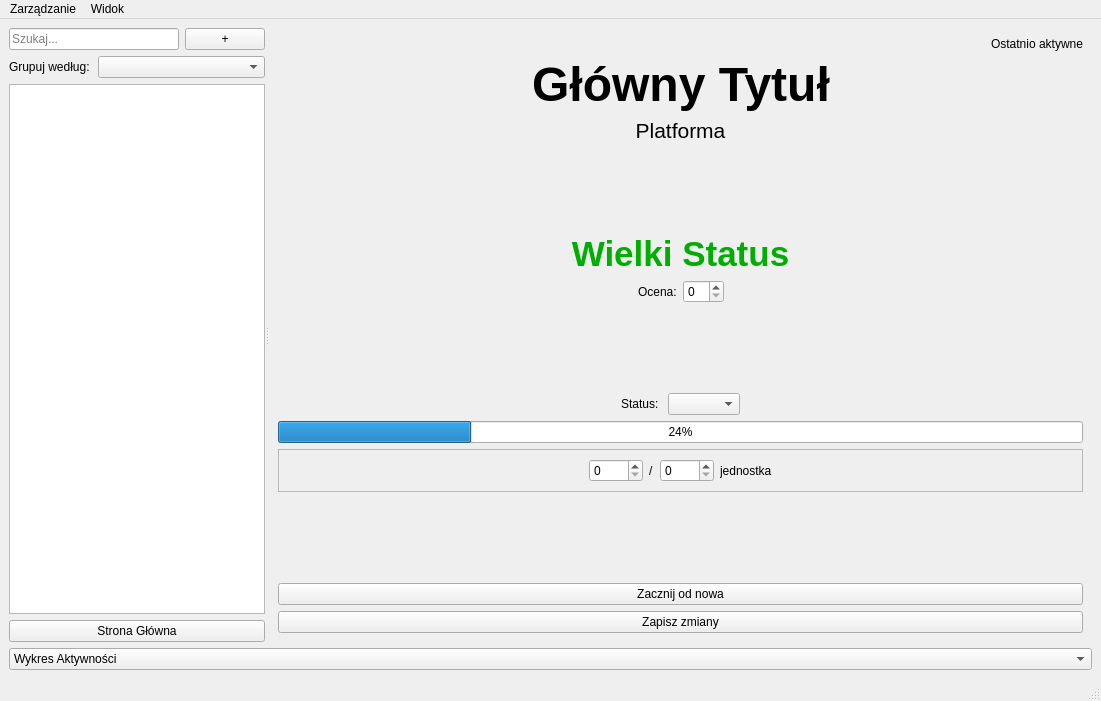
First picture: the form in ui/mainwindow.ui, repository Janek2230/CML, before the edit.
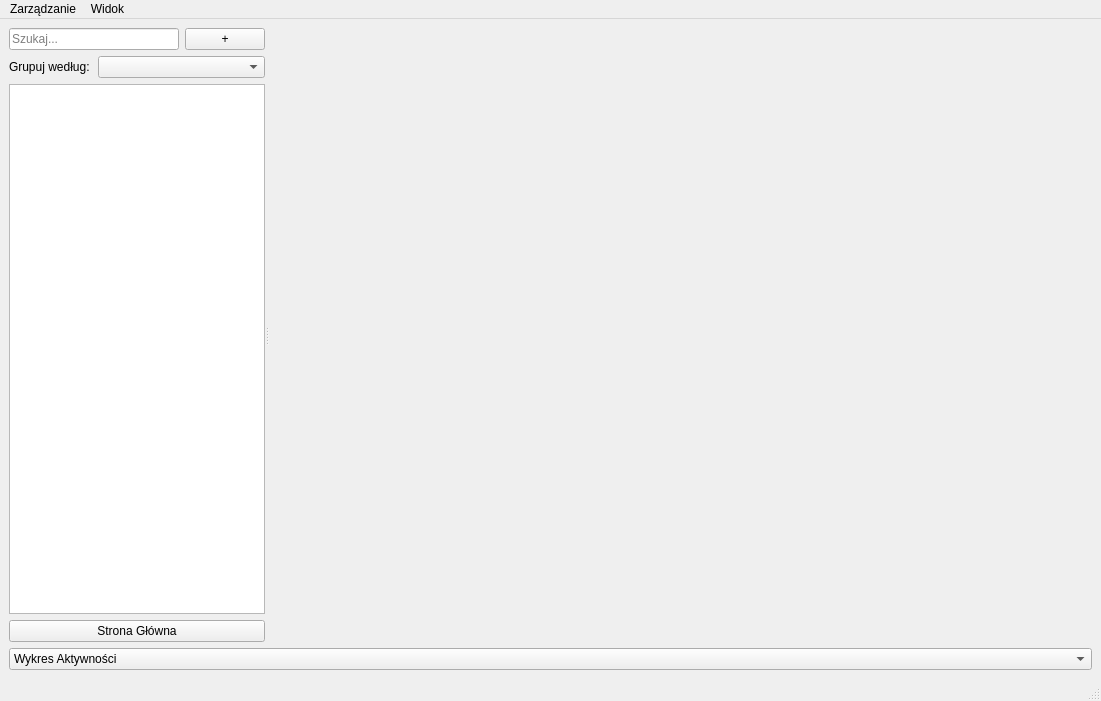
Second picture: the form after the edit. The open tabs and pages were chosen to show the change. Custom widgets are drawn as their Qt base class.

Commit message: Widget statystyk przeniesiony

What changed in the file:
```diff
--- a/ui/mainwindow.ui
+++ b/ui/mainwindow.ui
@@ -148,318 +148,7 @@
         <layout class="QGridLayout" name="gridLayout_6"/>
        </widget>
        <widget class="QWidget" name="page_2">
-        <layout class="QGridLayout" name="gridLayout_5">
-         <item row="0" column="0">
-          <layout class="QVBoxLayout" name="verticalLayout">
-           <item>
-            <widget class="QLabel" name="lblDetaleDaty">
-             <property name="text">
-              <string>Ostatnio aktywne</string>
-             </property>
-             <property name="alignment">
-              <set>Qt::AlignmentFlag::AlignRight|Qt::AlignmentFlag::AlignTop|Qt::AlignmentFlag::AlignTrailing</set>
-             </property>
-            </widget>
-           </item>
-           <item>
-            <layout class="QGridLayout" name="gridLayout_4">
-             <item row="1" column="2">
-              <spacer name="horizontalSpacer_21">
-               <property name="orientation">
-                <enum>Qt::Orientation::Horizontal</enum>
-               </property>
-               <property name="sizeHint" stdset="0">
-                <size>
-                 <width>40</width>
-                 <height>20</height>
-                </size>
-               </property>
-              </spacer>
-             </item>
-             <item row="1" column="1">
-              <widget class="QLabel" name="lblDetaleTytul">
-               <property name="font">
-                <font>
-                 <pointsize>36</pointsize>
-                 <bold>true</bold>
-                </font>
-               </property>
-               <property name="text">
-                <string>&lt;html&gt;&lt;head/&gt;&lt;body&gt;&lt;p align=&quot;center&quot;&gt;&lt;span style=&quot; font-size:36pt; font-weight:700;&quot;&gt;Główny Tytuł&lt;/span&gt;&lt;/p&gt;&lt;/body&gt;&lt;/html&gt;</string>
-               </property>
-               <property name="alignment">
-                <set>Qt::AlignmentFlag::AlignCenter</set>
-               </property>
-              </widget>
-             </item>
-             <item row="1" column="0">
-              <spacer name="horizontalSpacer_20">
-               <property name="orientation">
-                <enum>Qt::Orientation::Horizontal</enum>
-               </property>
-               <property name="sizeHint" stdset="0">
-                <size>
-                 <width>40</width>
-                 <height>20</height>
-                </size>
-               </property>
-              </spacer>
-             </item>
-            </layout>
-           </item>
-           <item>
-            <widget class="QLabel" name="labNazwaPlatformy">
-             <property name="font">
-              <font>
-               <pointsize>16</pointsize>
-              </font>
-             </property>
-             <property name="text">
-              <string>&lt;html&gt;&lt;head/&gt;&lt;body&gt;&lt;p align=&quot;center&quot;&gt;&lt;span style=&quot; font-size:16pt;&quot;&gt;Platforma&lt;/span&gt;&lt;/p&gt;&lt;/body&gt;&lt;/html&gt;</string>
-             </property>
-             <property name="alignment">
-              <set>Qt::AlignmentFlag::AlignCenter</set>
-             </property>
-            </widget>
-           </item>
-           <item>
-            <spacer name="verticalSpacer_4">
-             <property name="orientation">
-              <enum>Qt::Orientation::Vertical</enum>
-             </property>
-             <property name="sizeHint" stdset="0">
-              <size>
-               <width>17</width>
-               <height>37</height>
-              </size>
-             </property>
-            </spacer>
-           </item>
-           <item>
-            <widget class="QLabel" name="lblWielkiStatus">
-             <property name="font">
-              <font>
-               <pointsize>26</pointsize>
-              </font>
-             </property>
-             <property name="text">
-              <string>&lt;html&gt;&lt;head/&gt;&lt;body&gt;&lt;p align=&quot;center&quot;&gt;&lt;span style=&quot; font-size:26pt; font-weight:700; color:#00ad00;&quot;&gt;Wielki Status&lt;/span&gt;&lt;/p&gt;&lt;/body&gt;&lt;/html&gt;</string>
-             </property>
-             <property name="alignment">
-              <set>Qt::AlignmentFlag::AlignCenter</set>
-             </property>
-            </widget>
-           </item>
-           <item>
-            <layout class="QHBoxLayout" name="horizontalLayout_13">
-             <item>
-              <spacer name="horizontalSpacer_18">
-               <property name="orientation">
-                <enum>Qt::Orientation::Horizontal</enum>
-               </property>
-               <property name="sizeHint" stdset="0">
-                <size>
-                 <width>40</width>
-                 <height>20</height>
-                </size>
-               </property>
-              </spacer>
-             </item>
-             <item>
-              <widget class="QLabel" name="label_4">
-               <property name="text">
-                <string>Ocena:</string>
-               </property>
-              </widget>
-             </item>
-             <item>
-              <widget class="QSpinBox" name="lblDetaleOcena">
-               <property name="maximum">
-                <number>10</number>
-               </property>
-              </widget>
-             </item>
-             <item>
-              <spacer name="horizontalSpacer_19">
-               <property name="orientation">
-                <enum>Qt::Orientation::Horizontal</enum>
-               </property>
-               <property name="sizeHint" stdset="0">
-                <size>
-                 <width>40</width>
-                 <height>20</height>
-                </size>
-               </property>
-              </spacer>
-             </item>
-            </layout>
-           </item>
-           <item>
-            <spacer name="verticalSpacer_3">
-             <property name="orientation">
-              <enum>Qt::Orientation::Vertical</enum>
-             </property>
-             <property name="sizeHint" stdset="0">
-              <size>
-               <width>17</width>
-               <height>37</height>
-              </size>
-             </property>
-            </spacer>
-           </item>
-           <item>
-            <layout class="QHBoxLayout" name="horizontalLayout_10">
-             <item>
-              <spacer name="horizontalSpacer_15">
-               <property name="orientation">
-                <enum>Qt::Orientation::Horizontal</enum>
-               </property>
-               <property name="sizeHint" stdset="0">
-                <size>
-                 <width>40</width>
-                 <height>20</height>
-                </size>
-               </property>
-              </spacer>
-             </item>
-             <item>
-              <widget class="QLabel" name="label_2">
-               <property name="text">
-                <string>Status: </string>
-               </property>
-              </widget>
-             </item>
-             <item>
-              <widget class="QComboBox" name="comboDetaleStatus"/>
-             </item>
-             <item>
-              <spacer name="horizontalSpacer_6">
-               <property name="orientation">
-                <enum>Qt::Orientation::Horizontal</enum>
-               </property>
-               <property name="sizeHint" stdset="0">
-                <size>
-                 <width>40</width>
-                 <height>20</height>
-                </size>
-               </property>
-              </spacer>
-             </item>
-            </layout>
-           </item>
-           <item>
-            <widget class="QProgressBar" name="progressBarDetale">
-             <property name="value">
-              <number>24</number>
-             </property>
-            </widget>
-           </item>
-           <item>
-            <widget class="QFrame" name="frameKontrolkiPostepu">
-             <property name="sizePolicy">
-              <sizepolicy hsizetype="Preferred" vsizetype="Preferred">
-               <horstretch>0</horstretch>
-               <verstretch>0</verstretch>
-              </sizepolicy>
-             </property>
-             <property name="frameShape">
-              <enum>QFrame::Shape::StyledPanel</enum>
-             </property>
-             <property name="frameShadow">
-              <enum>QFrame::Shadow::Raised</enum>
-             </property>
-             <layout class="QHBoxLayout" name="horizontalLayout_2">
-              <item>
-               <spacer name="horizontalSpacer_2">
-                <property name="orientation">
-                 <enum>Qt::Orientation::Horizontal</enum>
-                </property>
-                <property name="sizeHint" stdset="0">
-                 <size>
-                  <width>267</width>
-                  <height>20</height>
-                 </size>
-                </property>
-               </spacer>
-              </item>
-              <item>
-               <layout class="QHBoxLayout" name="horizontalLayout">
-                <item>
-                 <widget class="QSpinBox" name="spinDetaleAktualny">
-                  <property name="maximum">
-                   <number>9999</number>
-                  </property>
-                 </widget>
-                </item>
-                <item>
-                 <widget class="QLabel" name="label_3">
-                  <property name="text">
-                   <string>/</string>
-                  </property>
-                 </widget>
-                </item>
-                <item>
-                 <widget class="QSpinBox" name="spinDetaleDocelowy">
-                  <property name="maximum">
-                   <number>9999</number>
-                  </property>
-                 </widget>
-                </item>
-                <item>
-                 <widget class="QLabel" name="lblDetaleJednostka">
-                  <property name="text">
-                   <string>jednostka</string>
-                  </property>
-                 </widget>
-                </item>
-               </layout>
-              </item>
-              <item>
-               <spacer name="horizontalSpacer">
-                <property name="orientation">
-                 <enum>Qt::Orientation::Horizontal</enum>
-                </property>
-                <property name="sizeHint" stdset="0">
-                 <size>
-                  <width>266</width>
-                  <height>20</height>
-                 </size>
-                </property>
-               </spacer>
-              </item>
-             </layout>
-            </widget>
-           </item>
-           <item>
-            <spacer name="verticalSpacer_6">
-             <property name="orientation">
-              <enum>Qt::Orientation::Vertical</enum>
-             </property>
-             <property name="sizeHint" stdset="0">
-              <size>
-               <width>17</width>
-               <height>37</height>
-              </size>
-             </property>
-            </spacer>
-           </item>
-           <item>
-            <widget class="QPushButton" name="btnZacznijOdNowa">
-             <property name="text">
-              <string>Zacznij od nowa</string>
-             </property>
-            </widget>
-           </item>
-           <item>
-            <widget class="QPushButton" name="btnDetaleZapisz">
-             <property name="text">
-              <string>Zapisz zmiany</string>
-             </property>
-            </widget>
-           </item>
-          </layout>
-         </item>
-        </layout>
+        <layout class="QGridLayout" name="gridLayout_5"/>
        </widget>
        <widget class="QWidget" name="page_4">
         <layout class="QGridLayout" name="gridLayout_7"/>
```
Left out of the diff: 2 changed lines with no effect on the pictures. The commit also changes 6 other files.
